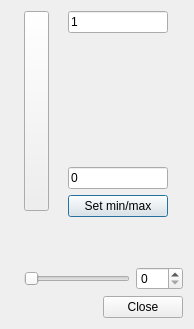
Above: meshlayerproperties.ui from SebastienPeillet/meshlayer before the change. Below: the same form after it.
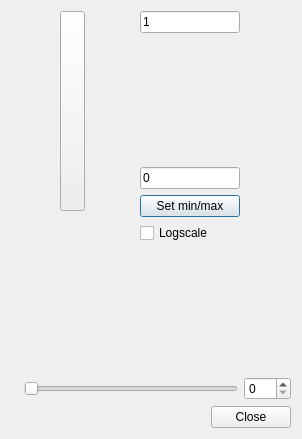
That is the form after the change. Icons and pictures are not drawn.

Commit message: add log scale option to meshlayer properties dlg

```diff
--- a/meshlayerproperties.ui
+++ b/meshlayerproperties.ui
@@ -6,8 +6,8 @@
    <rect>
     <x>0</x>
     <y>0</y>
-    <width>194</width>
-    <height>329</height>
+    <width>302</width>
+    <height>439</height>
    </rect>
   </property>
   <property name="windowTitle">
@@ -119,6 +119,13 @@
          </property>
         </widget>
        </item>
+       <item>
+        <widget class="QCheckBox" name="logCheckBox">
+         <property name="text">
+          <string>Logscale</string>
+         </property>
+        </widget>
+       </item>
        <item>
         <spacer name="verticalSpacer_4">
          <property name="orientation">
```
The commit also changes 1 other file.
